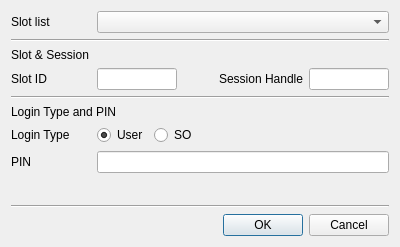
First picture: the form in CryptokiMan/login_dlg.ui, repository jykim74/CryptokiMan, before the edit.
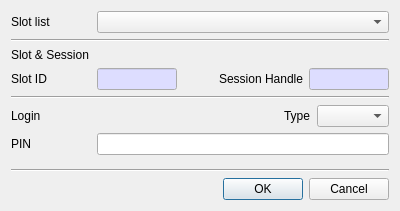
Second picture: the form after the edit.

The edit to the form file:
```diff
--- a/CryptokiMan/login_dlg.ui
+++ b/CryptokiMan/login_dlg.ui
@@ -7,7 +7,7 @@
     <x>0</x>
     <y>0</y>
     <width>400</width>
-    <height>247</height>
+    <height>211</height>
    </rect>
   </property>
   <property name="windowTitle">
@@ -93,6 +93,46 @@
          <height>16777215</height>
         </size>
        </property>
+       <property name="palette">
+        <palette>
+         <active>
+          <colorrole role="Base">
+           <brush brushstyle="SolidPattern">
+            <color alpha="255">
+             <red>221</red>
+             <green>221</green>
+             <blue>255</blue>
+            </color>
+           </brush>
+          </colorrole>
+         </active>
+         <inactive>
+          <colorrole role="Base">
+           <brush brushstyle="SolidPattern">
+            <color alpha="255">
+             <red>221</red>
+             <green>221</green>
+             <blue>255</blue>
+            </color>
+           </brush>
+          </colorrole>
+         </inactive>
+         <disabled>
+          <colorrole role="Base">
+           <brush brushstyle="SolidPattern">
+            <color alpha="255">
+             <red>240</red>
+             <green>240</green>
+             <blue>240</blue>
+            </color>
+           </brush>
+          </colorrole>
+         </disabled>
+        </palette>
+       </property>
+       <property name="readOnly">
+        <bool>true</bool>
+       </property>
       </widget>
      </item>
      <item>
@@ -129,6 +169,46 @@
          <height>16777215</height>
         </size>
        </property>
+       <property name="palette">
+        <palette>
+         <active>
+          <colorrole role="Base">
+           <brush brushstyle="SolidPattern">
+            <color alpha="255">
+             <red>221</red>
+             <green>221</green>
+             <blue>255</blue>
+            </color>
+           </brush>
+          </colorrole>
+         </active>
+         <inactive>
+          <colorrole role="Base">
+           <brush brushstyle="SolidPattern">
+            <color alpha="255">
+             <red>221</red>
+             <green>221</green>
+             <blue>255</blue>
+            </color>
+           </brush>
+          </colorrole>
+         </inactive>
+         <disabled>
+          <colorrole role="Base">
+           <brush brushstyle="SolidPattern">
+            <color alpha="255">
+             <red>240</red>
+             <green>240</green>
+             <blue>240</blue>
+            </color>
+           </brush>
+          </colorrole>
+         </disabled>
+        </palette>
+       </property>
+       <property name="readOnly">
+        <bool>true</bool>
+       </property>
       </widget>
      </item>
     </layout>
@@ -141,45 +221,28 @@
     </widget>
    </item>
    <item>
-    <widget class="QLabel" name="label_3">
-     <property name="text">
-      <string>Login Type and PIN</string>
+    <layout class="QGridLayout" name="gridLayout_3">
+     <property name="topMargin">
+      <number>0</number>
      </property>
-    </widget>
-   </item>
-   <item>
-    <layout class="QHBoxLayout" name="horizontalLayout_2">
-     <item>
+     <item row="0" column="3">
+      <widget class="QComboBox" name="mTypeCombo"/>
+     </item>
+     <item row="0" column="2">
       <widget class="QLabel" name="label_7">
-       <property name="minimumSize">
-        <size>
-         <width>80</width>
-         <height>0</height>
-        </size>
-       </property>
        <property name="text">
-        <string>Login Type</string>
+        <string>Type</string>
        </property>
       </widget>
      </item>
-     <item>
-      <widget class="QRadioButton" name="mUserCheck">
+     <item row="0" column="0">
+      <widget class="QLabel" name="label_3">
        <property name="text">
-        <string>User</string>
+        <string>Login</string>
        </property>
-       <property name="checked">
-        <bool>true</bool>
-       </property>
       </widget>
      </item>
-     <item>
-      <widget class="QRadioButton" name="mSOCheck">
-       <property name="text">
-        <string>SO</string>
-       </property>
-      </widget>
-     </item>
-     <item>
+     <item row="0" column="1">
       <spacer name="horizontalSpacer">
        <property name="orientation">
         <enum>Qt::Horizontal</enum>
@@ -209,7 +272,7 @@
        </property>
       </widget>
      </item>
-     <item row="0" column="1">
+     <item row="0" column="2">
       <widget class="QLineEdit" name="mPinText"/>
      </item>
     </layout>
```
Left out of the diff: 2 changed lines with no effect on the pictures.
